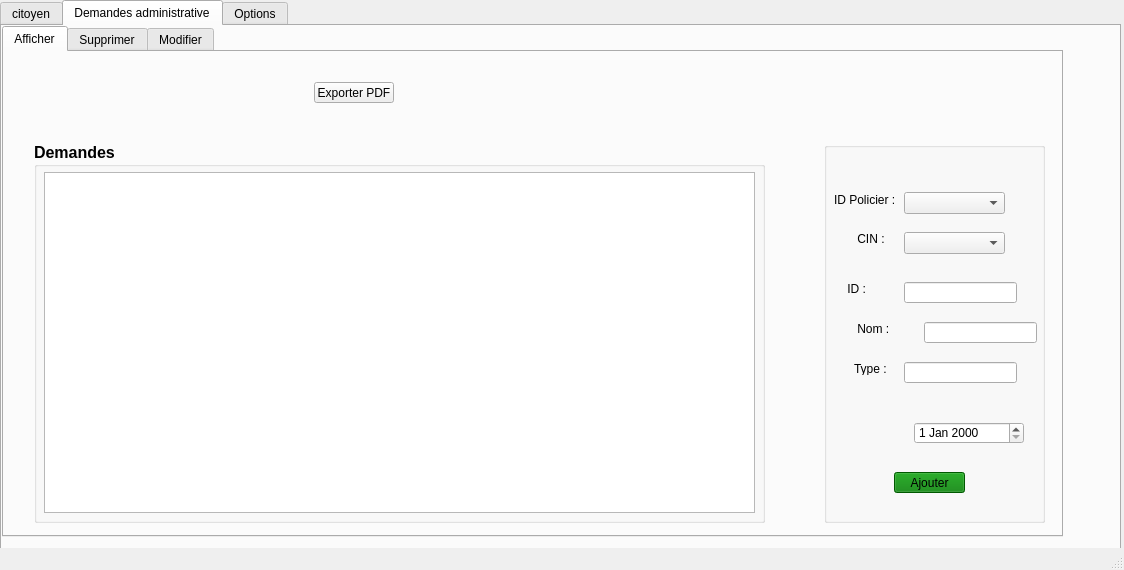
Qt form OneDrive/Bureau/projetc++/Projetc_/mainwindow.ui (Crystal-Blu/police-station-2A25) before a commit.
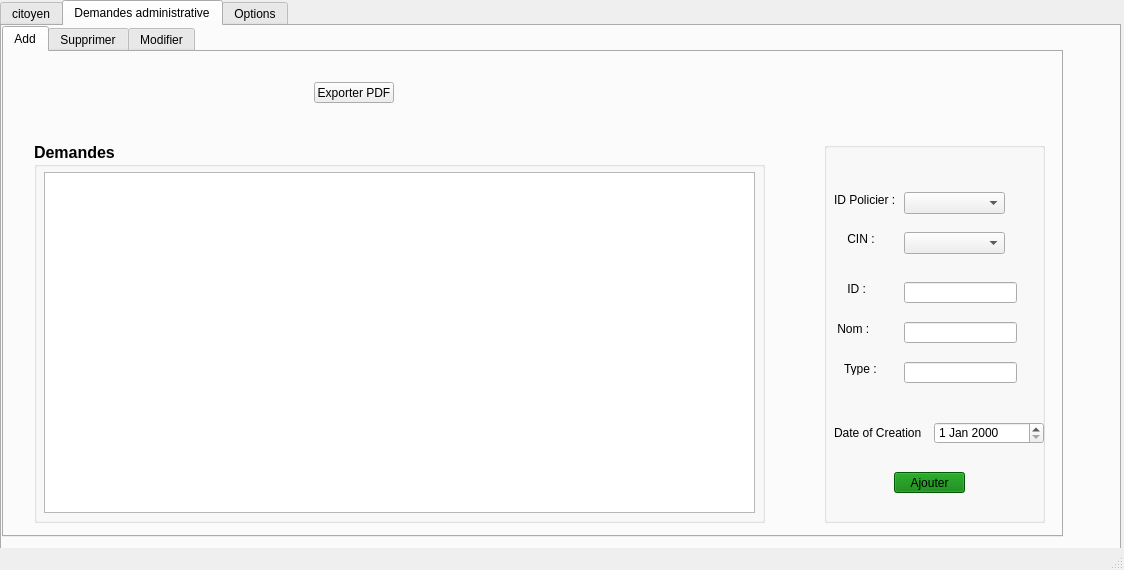
The same form after that commit. The open tabs and pages were chosen to show the change. Icons and pictures are not drawn.

Patch:
```diff
--- a/OneDrive/Bureau/projetc++/Projetc_/mainwindow.ui
+++ b/OneDrive/Bureau/projetc++/Projetc_/mainwindow.ui
@@ -811,7 +811,7 @@
       </property>
       <widget class="QWidget" name="tab_15">
        <attribute name="title">
-        <string>Afficher</string>
+        <string>Add</string>
        </attribute>
        <widget class="QTableView" name="tab_demande">
         <property name="geometry">
@@ -868,7 +868,7 @@
         <widget class="QDateEdit" name="dateEdit_2">
          <property name="geometry">
           <rect>
-           <x>90</x>
+           <x>110</x>
            <y>280</y>
            <width>110</width>
            <height>22</height>
@@ -888,7 +888,7 @@
         <widget class="QLineEdit" name="le_nom_2">
          <property name="geometry">
           <rect>
-           <x>100</x>
+           <x>80</x>
            <y>180</y>
            <width>113</width>
            <height>21</height>
@@ -937,7 +937,7 @@
         <widget class="QLabel" name="label_6">
          <property name="geometry">
           <rect>
-           <x>30</x>
+           <x>10</x>
            <y>180</y>
            <width>47</width>
            <height>13</height>
@@ -950,7 +950,7 @@
         <widget class="QLabel" name="label_15">
          <property name="geometry">
           <rect>
-           <x>30</x>
+           <x>20</x>
            <y>220</y>
            <width>47</width>
            <height>13</height>
@@ -986,7 +986,7 @@
         <widget class="QLabel" name="label_7">
          <property name="geometry">
           <rect>
-           <x>30</x>
+           <x>20</x>
            <y>90</y>
            <width>47</width>
            <height>13</height>
@@ -996,6 +996,19 @@
           <string> CIN :</string>
          </property>
         </widget>
+        <widget class="QLabel" name="label">
+         <property name="geometry">
+          <rect>
+           <x>10</x>
+           <y>280</y>
+           <width>91</width>
+           <height>21</height>
+          </rect>
+         </property>
+         <property name="text">
+          <string>Date of Creation :</string>
+         </property>
+        </widget>
        </widget>
        <widget class="QPushButton" name="pushButton_4">
         <property name="geometry">
```
Left out of the diff: 28 changed lines with no effect on the pictures.
